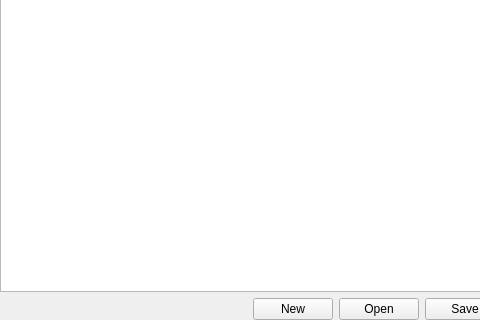
First picture: the form in src/candle/frmscript.ui, repository Denvi/Candle, before the edit; both pictures show x 0 to 480 and y 178 to 498 of the 677 by 498 pixel window.
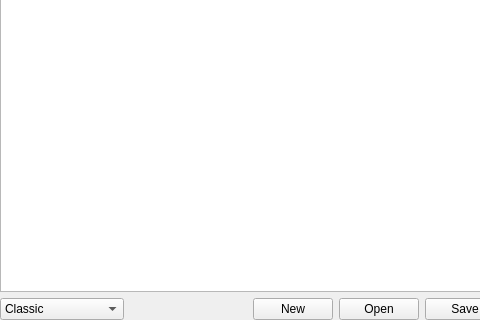
Second picture: the form after the edit. Custom widgets are drawn as their Qt base class.

Commit message: Scripts form update

```diff
--- a/src/candle/frmscript.ui
+++ b/src/candle/frmscript.ui
@@ -31,6 +31,36 @@
    </item>
    <item>
     <layout class="QHBoxLayout" name="horizontalLayout_13">
+     <item>
+      <widget class="QComboBox" name="comboEngine">
+       <property name="minimumSize">
+        <size>
+         <width>100</width>
+         <height>0</height>
+        </size>
+       </property>
+       <item>
+        <property name="text">
+         <string>Classic</string>
+        </property>
+       </item>
+       <item>
+        <property name="text">
+         <string>New (JS)</string>
+        </property>
+       </item>
+       <item>
+        <property name="text">
+         <string>New (Lua)</string>
+        </property>
+       </item>
+       <item>
+        <property name="text">
+         <string>New (Autodetect)</string>
+        </property>
+       </item>
+      </widget>
+     </item>
      <item>
       <spacer name="horizontalSpacer_3">
        <property name="orientation">
```
The commit also changes 2 other files.
